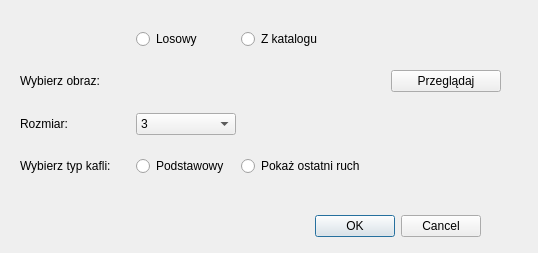
Old version of the form newgamedialog.ui in the repository kam01114874/Puzzle.
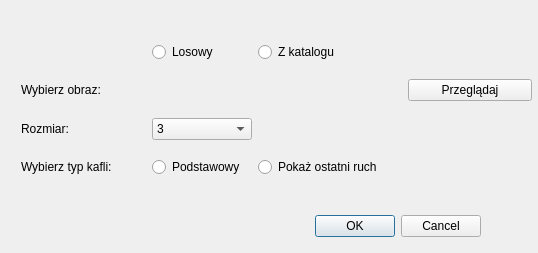
New version of the form.

Commit message: Making final version of the game with images.

Patch:
```diff
--- a/newgamedialog.ui
+++ b/newgamedialog.ui
@@ -32,26 +32,39 @@
   <widget class="QWidget" name="layoutWidget">
    <property name="geometry">
     <rect>
-     <x>20</x>
-     <y>13</y>
-     <width>481</width>
-     <height>181</height>
+     <x>21</x>
+     <y>31</y>
+     <width>511</width>
+     <height>161</height>
     </rect>
    </property>
    <layout class="QGridLayout" name="gridLayout">
-    <property name="spacing">
-     <number>5</number>
-    </property>
+    <item row="0" column="1">
+     <widget class="QRadioButton" name="radioRandomImage">
+      <property name="text">
+       <string>Losowy</string>
+      </property>
+      <attribute name="buttonGroup">
+       <string notr="true">buttonGroup_2</string>
+      </attribute>
+     </widget>
+    </item>
     <item row="0" column="2">
-     <layout class="QHBoxLayout" name="horizontalLayout_2">
-      <item>
-       <widget class="QRadioButton" name="radioButton">
-        <property name="text">
-         <string>Z katalogu</string>
-        </property>
-       </widget>
-      </item>
-     </layout>
+     <widget class="QRadioButton" name="radioCustomImage">
+      <property name="text">
+       <string>Z katalogu</string>
+      </property>
+      <attribute name="buttonGroup">
+       <string notr="true">buttonGroup_2</string>
+      </attribute>
+     </widget>
+    </item>
+    <item row="1" column="0">
+     <widget class="QLabel" name="label">
+      <property name="text">
+       <string>Wybierz obraz:</string>
+      </property>
+     </widget>
     </item>
     <item row="1" column="1" colspan="2">
      <widget class="QLabel" name="label_3">
@@ -80,45 +93,6 @@
       </property>
      </widget>
     </item>
-    <item row="3" column="0">
-     <widget class="QLabel" name="label_4">
-      <property name="text">
-       <string>Wybierz typ kafli:</string>
-      </property>
-     </widget>
-    </item>
-    <item row="3" column="2">
-     <layout class="QHBoxLayout" name="horizontalLayout">
-      <item>
-       <widget class="QRadioButton" name="radioMoving">
-        <property name="text">
-         <string>Pokaż ostatni ruch</string>
-        </property>
-       </widget>
-      </item>
-     </layout>
-    </item>
-    <item row="1" column="0">
-     <widget class="QLabel" name="label">
-      <property name="text">
-       <string>Wybierz obraz:</string>
-      </property>
-     </widget>
-    </item>
-    <item row="0" column="1">
-     <widget class="QRadioButton" name="radioButton_2">
-      <property name="text">
-       <string>Losowy</string>
-      </property>
-     </widget>
-    </item>
-    <item row="3" column="1">
-     <widget class="QRadioButton" name="radioAnimated">
-      <property name="text">
-       <string>Podstawowy</string>
-      </property>
-     </widget>
-    </item>
     <item row="2" column="1">
      <widget class="QComboBox" name="comboBoxSize">
       <property name="minimumSize">
@@ -160,6 +134,33 @@
       </item>
      </widget>
     </item>
+    <item row="3" column="0">
+     <widget class="QLabel" name="label_4">
+      <property name="text">
+       <string>Wybierz typ kafli:</string>
+      </property>
+     </widget>
+    </item>
+    <item row="3" column="1">
+     <widget class="QRadioButton" name="radioAnimated">
+      <property name="text">
+       <string>Podstawowy</string>
+      </property>
+      <attribute name="buttonGroup">
+       <string notr="true">buttonGroup</string>
+      </attribute>
+     </widget>
+    </item>
+    <item row="3" column="2">
+     <widget class="QRadioButton" name="radioMoving">
+      <property name="text">
+       <string>Pokaż ostatni ruch</string>
+      </property>
+      <attribute name="buttonGroup">
+       <string notr="true">buttonGroup</string>
+      </attribute>
+     </widget>
+    </item>
    </layout>
   </widget>
  </widget>
```
Left out of the diff: 8 changed lines with no effect on the pictures. The commit also changes 31 other files.
